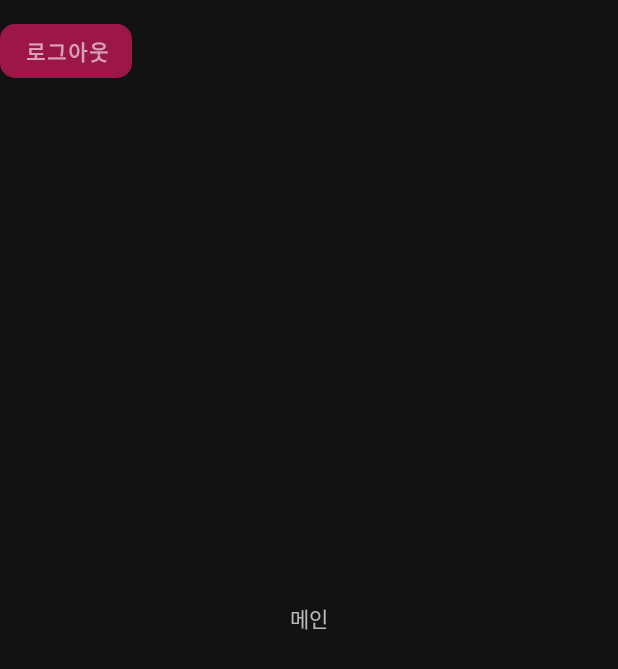
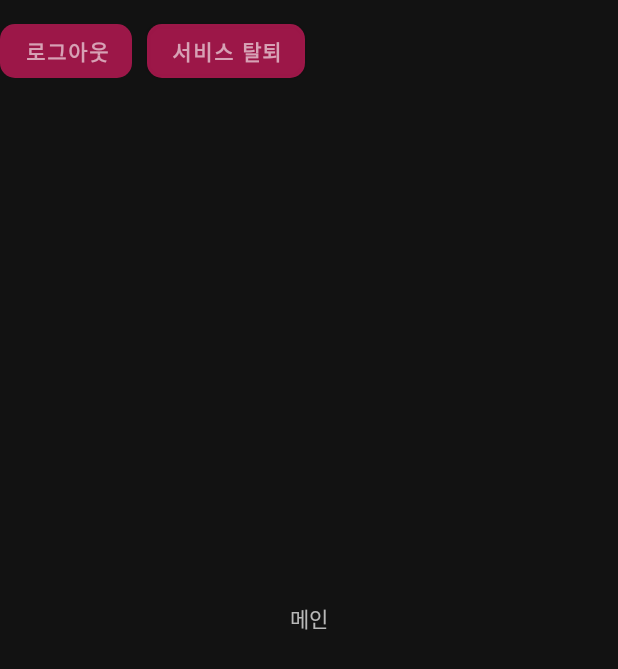
Before and after one commit to boidmy/PlayerGroup, an Android app: the screen it shows after launch once a user with an empty profile is signed in (MainActivity), on a phone screen of 412 x 824 dp. Shown: the top 669 px of the screen. Run offline under Robolectric (Android 15) with nearby library versions, the phone set to English and light mode, and no system bars; our stand-ins replace Firebase (no records; nobody signed in at launch, a user with empty details on screens opened directly), RxJava; libraries missing offline, so code that uses them is left out: com.gun0912.tedpermission.

Commit message:
회원 탈퇴 UI 및 로직 적용

```diff
--- a/app/src/main/java/com/example/playergroup/ui/base/BaseViewModel.kt
+++ b/app/src/main/java/com/example/playergroup/ui/base/BaseViewModel.kt
@@ -1,6 +1,7 @@
 package com.example.playergroup.ui.base
 
 import androidx.lifecycle.ViewModel
+import com.example.playergroup.data.repository.AuthRepository
 import com.google.firebase.auth.FirebaseAuth
 import com.google.firebase.firestore.FirebaseFirestore
 import io.reactivex.disposables.CompositeDisposable
@@ -8,6 +9,7 @@ import io.reactivex.disposables.CompositeDisposable
 abstract class BaseViewModel: ViewModel() {
 
     protected val compositeDisposable by lazy { CompositeDisposable() }
+    protected val authRepository by lazy { AuthRepository() }
 
     override fun onCleared() {
         super.onCleared()
--- a/app/src/main/java/com/example/playergroup/custom/calendar/BaseCalendar.kt
+++ b/app/src/main/java/com/example/playergroup/ui/calendar/BaseCalendar.kt
@@ -1,4 +1,4 @@
-package com.example.playergroup.custom.calendar
+package com.example.playergroup.ui.calendar
 
 import java.util.*
 
--- a/app/src/main/java/com/example/playergroup/custom/calendar/CalendarItemViewHolder.kt
+++ b/app/src/main/java/com/example/playergroup/ui/calendar/CalendarItemViewHolder.kt
@@ -1,13 +1,13 @@
-package com.example.playergroup.custom.calendar
+package com.example.playergroup.ui.calendar
 
 import android.graphics.Color
 import androidx.core.content.ContextCompat
 import androidx.recyclerview.widget.RecyclerView
 import com.example.playergroup.R
-import com.example.playergroup.custom.calendar.BaseCalendar.Companion.DAYS_OF_WEEK
+import com.example.playergroup.ui.calendar.BaseCalendar.Companion.DAYS_OF_WEEK
 import com.example.playergroup.databinding.ViewCalendarDayBinding
 import com.example.playergroup.util.getSpannedColorText
-import com.example.playergroup.custom.calendar.CalendarViewModel.CalendarData
+import com.example.playergroup.ui.calendar.CalendarViewModel.CalendarData
 
 class CalendarItemViewHolder(private val binding: ViewCalendarDayBinding): RecyclerView.ViewHolder(binding.root) {
     fun onBindView(data: CalendarData?) {
--- a/app/src/main/java/com/example/playergroup/custom/calendar/CalendarListAdapter.kt
+++ b/app/src/main/java/com/example/playergroup/ui/calendar/CalendarListAdapter.kt
@@ -1,9 +1,9 @@
-package com.example.playergroup.custom.calendar
+package com.example.playergroup.ui.calendar
 
 import android.view.LayoutInflater
 import android.view.ViewGroup
 import androidx.recyclerview.widget.RecyclerView
-import com.example.playergroup.custom.calendar.CalendarViewModel.*
+import com.example.playergroup.ui.calendar.CalendarViewModel.*
 import com.example.playergroup.databinding.ViewCalendarDayBinding
 import com.example.playergroup.util.click
 import com.example.playergroup.util.diffUtilExtensions
--- a/app/src/main/java/com/example/playergroup/ui/login/LoginViewModel.kt
+++ b/app/src/main/java/com/example/playergroup/ui/login/LoginViewModel.kt
@@ -15,7 +15,6 @@ typealias GoogleLogin = (() -> Unit)
 typealias NavigationViewDismiss = (() -> Unit)
 typealias PagerMoveCallback = ((Int) -> Unit)
 class LoginViewModel: BaseViewModel() {
-    private val authRepository by lazy { AuthRepository() }
 
     private val _firebaseResult: MutableLiveData<LoginResultCallback> = MutableLiveData()
     val firebaseResult: LiveData<LoginResultCallback>
--- a/app/src/main/java/com/example/playergroup/ui/mypage/MyPageViewModel.kt
+++ b/app/src/main/java/com/example/playergroup/ui/mypage/MyPageViewModel.kt
@@ -13,7 +13,6 @@ import io.reactivex.subjects.PublishSubject
 
 class MyPageViewModel: BaseViewModel() {
 
-    private val authRepository by lazy { AuthRepository() }
     var profileImgUri: Uri? = null
 
     private val isImageUpLoad = PublishSubject.create<Boolean>()
--- a/app/src/main/java/com/example/playergroup/custom/scrollselector/ScrollSelectorViewModel.kt
+++ b/app/src/main/java/com/example/playergroup/ui/scrollselector/ScrollSelectorViewModel.kt
@@ -1,7 +1,7 @@
-package com.example.playergroup.custom.scrollselector
+package com.example.playergroup.ui.scrollselector
 
-import com.example.playergroup.custom.scrollselector.ScrollSelectorBottomSheet.Companion.ScrollSelectorType
-import com.example.playergroup.custom.scrollselector.ScrollSelectorBottomSheet.Companion.ScrollSelectorType.*
+import com.example.playergroup.ui.scrollselector.ScrollSelectorBottomSheet.Companion.ScrollSelectorType
+import com.example.playergroup.ui.scrollselector.ScrollSelectorBottomSheet.Companion.ScrollSelectorType.*
 import com.example.playergroup.ui.base.BaseViewModel
 import java.util.*
 
--- a/app/src/main/java/com/example/playergroup/custom/scrollselector/SliderListAdapter.kt
+++ b/app/src/main/java/com/example/playergroup/ui/scrollselector/SliderListAdapter.kt
@@ -1,4 +1,4 @@
-package com.example.playergroup.custom.scrollselector
+package com.example.playergroup.ui.scrollselector
 
 import android.view.LayoutInflater
 import android.view.ViewGroup
--- a/app/src/main/res/layout/activity_main.xml
+++ b/app/src/main/res/layout/activity_main.xml
@@ -28,29 +28,18 @@
         app:layout_constraintTop_toTopOf="parent"
         app:layout_constraintStart_toStartOf="parent"/>
 
-    <View
-        android:id="@+id/ll_dim"
-        android:layout_width="match_parent"
-        android:layout_height="match_parent"
-        android:background="@color/dim_color"
-        app:layout_constraintTop_toTopOf="parent"
-        app:layout_constraintLeft_toLeftOf="parent"
-        app:layout_constraintRight_toRightOf="parent"
-        app:layout_constraintBottom_toBottomOf="parent"/>
-
-    <ProgressBar
-        android:id="@+id/progress"
-        style="@style/loading_progress"
-        app:layout_constraintTop_toTopOf="parent"
-        app:layout_constraintLeft_toLeftOf="parent"
-        app:layout_constraintRight_toRightOf="parent"
-        app:layout_constraintBottom_toBottomOf="parent"/>
-
-    <androidx.constraintlayout.widget.Group
-        android:id="@+id/group_ll_progress"
+    <com.google.android.material.button.MaterialButton
+        android:id="@+id/btnDropOut"
         android:layout_width="wrap_content"
         android:layout_height="wrap_content"
-        app:constraint_referenced_ids="ll_dim, progress"
-        android:visibility="gone"/>
+        android:layout_marginTop="10dp"
+        android:text="@string/dropout"
+        android:textColor="@color/textColor_Medium_Emphasis"
+        app:cornerRadius="10dp"
+        app:backgroundTint="@color/btnColorPositive"
+        android:textStyle="bold"
+        android:layout_marginStart="10dp"
+        app:layout_constraintTop_toTopOf="parent"
+        app:layout_constraintStart_toEndOf="@id/btnLogout"/>
 
 </androidx.constraintlayout.widget.ConstraintLayout>
--- a/app/src/main/res/values/strings.xml
+++ b/app/src/main/res/values/strings.xml
@@ -29,6 +29,7 @@
     <string name="login_other_way">다른 방법으로 로그인하기</string>
     <string name="email">이메일</string>
     <string name="logout">로그아웃</string>
+    <string name="dropout">서비스 탈퇴</string>
     <string name="join_page">간편 회원 가입</string>
     <string name="join">회원가입</string>
     <string name="search_member">아이디 / 비밀번호 찾기</string>
@@ -71,4 +72,6 @@
 
     <string name="member_board">게시판</string>
 
+    <string name="service_drop_out_info">정말로 서비스 회원 탈퇴를 진행 하시겠습니까?\n확인을 누르면 바로 회원 탈퇴가 진행됩니다.</string>
+
 </resources>
```
Also changed, not shown: app/src/main/java/com/example/playergroup/data/repository/AuthRepository.kt (+26 -0 lines), app/src/main/java/com/example/playergroup/ui/calendar/CalendarPickerBottomSheet.kt (renamed from app/src/main/java/com/example/playergroup/custom/scrollselector/ScrollSelectorBottomSheet.kt, +59 -49 lines), app/src/main/java/com/example/playergroup/ui/calendar/CalendarViewModel.kt (renamed from app/src/main/java/com/example/playergroup/custom/calendar/CalendarViewModel.kt, +6 -6 lines), app/src/main/java/com/example/playergroup/ui/dropout/DropOutBottomSheet.kt (added, +87 -0 lines), app/src/main/java/com/example/playergroup/ui/main/MainActivity.kt (+10 -0 lines), app/src/main/java/com/example/playergroup/ui/mypage/MyPageActivity.kt (+3 -8 lines), app/src/main/java/com/example/playergroup/ui/scrollselector/ScrollSelectorBottomSheet.kt (renamed from app/src/main/java/com/example/playergroup/custom/calendar/CalendarPickerBottomSheet.kt, +49 -62 lines), app/src/main/res/color/selector_btn_state_color.xml (added, +7 -0 lines), app/src/main/res/layout/dialog_drop_out.xml (added, +62 -0 lines).
